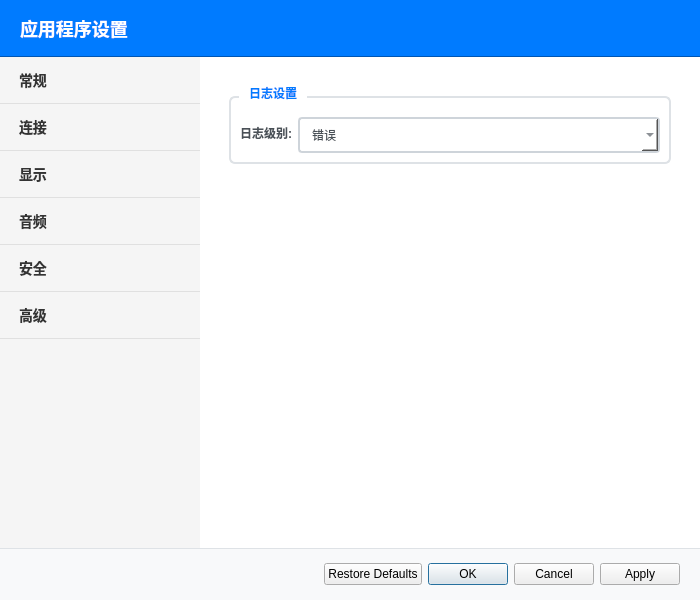
The window that src/ui/settingsdialog.ui (JiaYongChen/QtRemoteDesktop) describes before a commit, drawn with Qt 5.
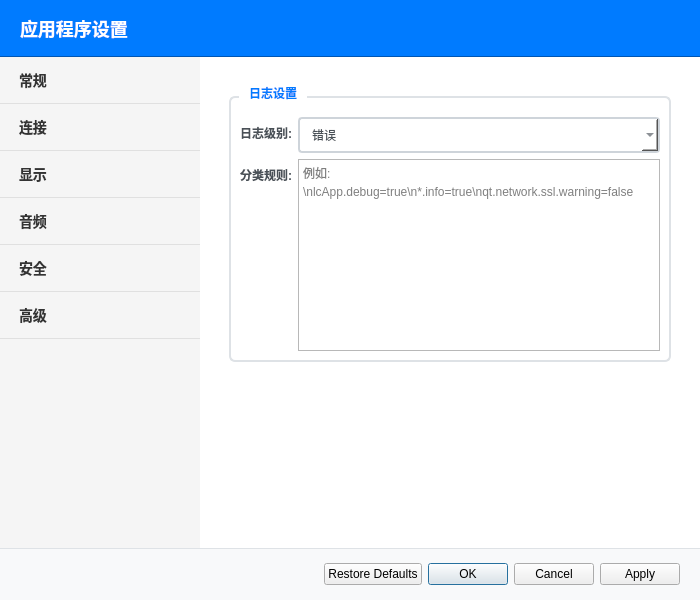
The same window after the commit. The open tabs and pages were chosen to show the change. Icons and pictures are not drawn.

Diff of the .ui file:
```diff
--- a/src/ui/settingsdialog.ui
+++ b/src/ui/settingsdialog.ui
@@ -945,6 +945,26 @@
                    </item>
                   </widget>
                  </item>
+                 <item row="1" column="0">
+                  <widget class="QLabel" name="logRulesLabel">
+                   <property name="text">
+                    <string>分类规则:</string>
+                   </property>
+                  </widget>
+                 </item>
+                 <item row="1" column="1">
+                  <widget class="QTextEdit" name="logRulesTextEdit">
+                   <property name="placeholderText">
+                    <string>例如:\nlcApp.debug=true\n*.info=true\nqt.network.ssl.warning=false</string>
+                   </property>
+                   <property name="minimumSize">
+                    <size>
+                     <width>200</width>
+                     <height>100</height>
+                    </size>
+                   </property>
+                  </widget>
+                 </item>
                 </layout>
                </widget>
               </item>
```
